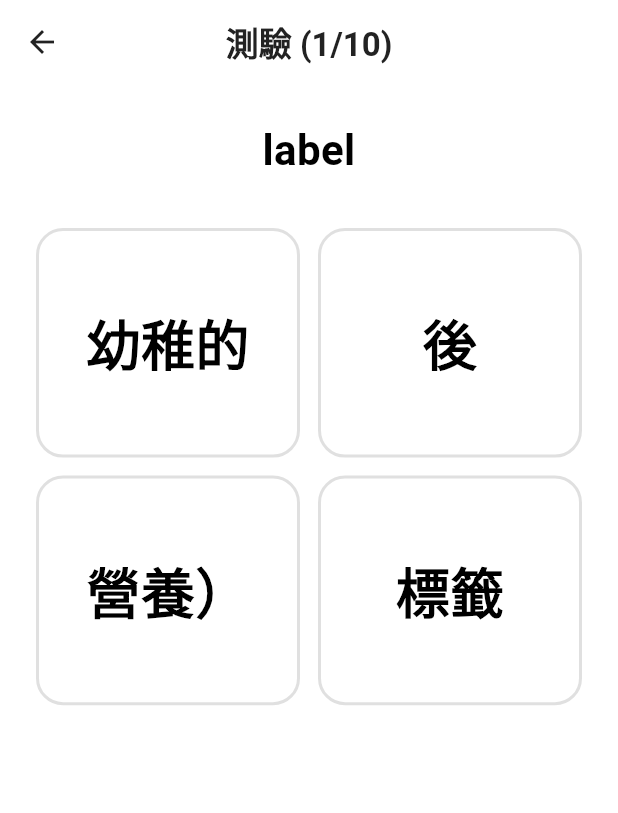
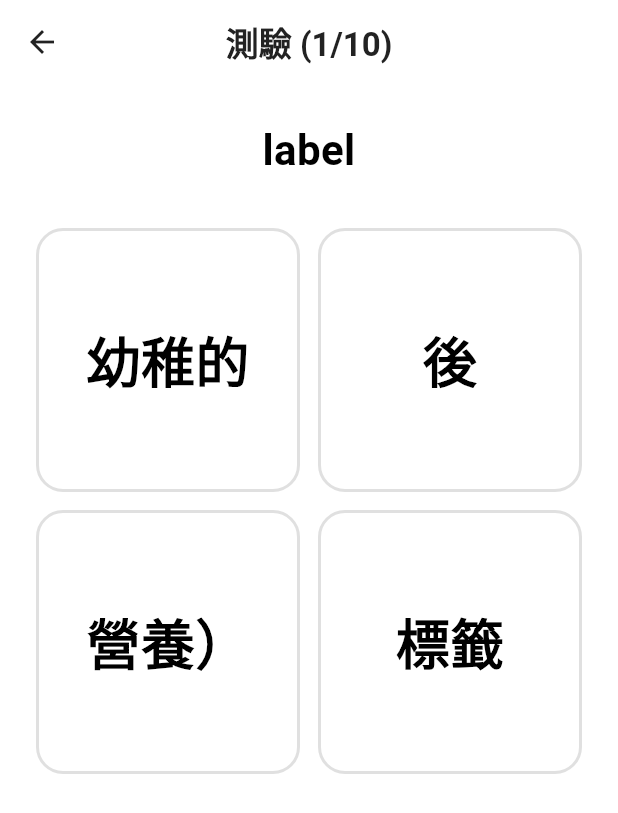
Before and after one commit to tadyzhen/englishapp, a Flutter app: the QuizPage screen opened directly with empty values, on a phone screen of 412 x 824 dp. Shown: the top 813 px of the screen. Run offline on Flutter 3.47's test engine with Material 3 defaults, Android fonts, the phone set to English and light mode, and no system bars; our stand-ins replace flutter_tts, shared_preferences; accounts and stored records are empty; Roboto replaces fonts that are missing (SF Pro Display).

Commit message:
測驗優化

```diff
--- a/lib/main.dart
+++ b/lib/main.dart
@@ -270,11 +270,10 @@ class _LevelSelectPageState extends State<LevelSelectPage> {
       body: Padding(
         padding: const EdgeInsets.symmetric(horizontal: 24, vertical: 32),
         child: Column(
+          crossAxisAlignment: CrossAxisAlignment.center,
           children: [
-            Row(
-              mainAxisAlignment: MainAxisAlignment.spaceEvenly,
-              children: [
-                Expanded(
+            SizedBox(
+              width: 300,
               child: ElevatedButton.icon(
                 icon: const Icon(Icons.quiz),
                 label: const Text('測驗'),
@@ -310,17 +309,11 @@ class _LevelSelectPageState extends State<LevelSelectPage> {
                   if (type != null) {
                     Navigator.push(
                       context,
-                          MaterialPageRoute(
-                            builder: (_) => QuizPage(type: type),
-                          ),
+                      MaterialPageRoute(builder: (_) => QuizPage(type: type)),
                     );
                   }
                 },
               ),
-                ),
-                const SizedBox(width: 24),
-                // 其他主功能按鈕可加在這裡
-              ],
             ),
             const SizedBox(height: 24),
             Expanded(
@@ -1120,13 +1113,37 @@ class _QuizPageState extends State<QuizPage> {
                       crossAxisCount: 2,
                       mainAxisSpacing: 12,
                       crossAxisSpacing: 12,
-                      childAspectRatio: 1.15,
+                      childAspectRatio: 1.0,
                       physics: const NeverScrollableScrollPhysics(),
                       padding: EdgeInsets.zero,
                       children: List.generate(4, (i) {
                         final opt = options[i];
                         final isCorrect = i == correctIdx;
                         final isSelected = selected == i;
+                        Color? cardColor = Theme.of(context).cardColor;
+                        Color? borderColor = Colors.grey[300];
+                        BoxShadow? boxShadow;
+
+                        if (answered) {
+                          if (isCorrect) {
+                            cardColor = Colors.green[300];
+                            borderColor = Colors.green;
+                            boxShadow = BoxShadow(
+                              color: Colors.green.withOpacity(0.2),
+                              blurRadius: 8,
+                              offset: const Offset(0, 4),
+                            );
+                          } else if (isSelected) {
+                            cardColor = Colors.red[300];
+                            borderColor = Colors.red;
+                            boxShadow = BoxShadow(
+                              color: Colors.red.withOpacity(0.2),
+                              blurRadius: 8,
+                              offset: const Offset(0, 4),
+                            );
+                          }
+                        }
+
                         return GestureDetector(
                           onTap: answered
                               ? null
@@ -1139,31 +1156,17 @@ class _QuizPageState extends State<QuizPage> {
                           child: AnimatedContainer(
                             duration: const Duration(milliseconds: 200),
                             decoration: BoxDecoration(
-                              color: isSelected
-                                  ? (isCorrect
-                                        ? Colors.green[300]
-                                        : Colors.red[300])
-                                  : Theme.of(context).cardColor,
+                              color: cardColor,
                               borderRadius: BorderRadius.circular(18),
-                              border: Border.all(
-                                color: isSelected
-                                    ? (isCorrect ? Colors.green : Colors.red)
-                                    : Colors.grey[300]!,
-                                width: 2,
-                              ),
-                              boxShadow: [
-                                if (isSelected)
-                                  BoxShadow(
-                                    color:
-                                        (isCorrect ? Colors.green : Colors.red)
-                                            .withOpacity(0.2),
-                                    blurRadius: 8,
-                                    offset: const Offset(0, 4),
-                                  ),
-                              ],
+                              border: Border.all(color: borderColor!, width: 2),
+                              boxShadow: boxShadow != null ? [boxShadow] : [],
                             ),
                             margin: EdgeInsets.zero,
                             padding: const EdgeInsets.all(8),
+                            child: Column(
+                              mainAxisAlignment: MainAxisAlignment.center,
+                              children: [
+                                Expanded(
                                   child: Center(
                                     child: FittedBox(
                                       fit: BoxFit.contain,
@@ -1185,40 +1188,31 @@ class _QuizPageState extends State<QuizPage> {
                                     ),
                                   ),
                                 ),
+                                if (answered) ...[
+                                  const SizedBox(height: 4),
+                                  Text(
+                                    widget.type == 'ch2en'
+                                        ? opt.chinese
+                                        : opt.english,
+                                    style: TextStyle(
+                                      fontSize: 18,
+                                      color: isSelected
+                                          ? Colors.black87
+                                          : Theme.of(
+                                              context,
+                                            ).textTheme.bodySmall?.color,
+                                    ),
+                                    textAlign: TextAlign.center,
+                                  ),
+                                ],
+                              ],
+                            ),
+                          ),
                         );
                       }),
                     ),
                   ),
                   const SizedBox(height: 16),
-                  if (answered)
-                    Padding(
-                      padding: const EdgeInsets.only(bottom: 8),
-                      child: Column(
-                        crossAxisAlignment: CrossAxisAlignment.start,
-                        children: [
-                          const Divider(),
-                          const Text(
-                            '選項解釋：',
-                            style: TextStyle(
-                              fontSize: 14,
-                              fontWeight: FontWeight.bold,
-                            ),
-                          ),
-                          ...options.map(
-                            (w) => Padding(
-                              padding: const EdgeInsets.symmetric(vertical: 1),
-                              child: Text(
-                                '${w.english}  -  ${w.chinese}',
-                                style: const TextStyle(
-                                  fontSize: 14,
-                                  height: 1.2,
-                                ),
-                              ),
-                            ),
-                          ),
-                        ],
-                      ),
-                    ),
                 ],
               ),
             ),
```
Lines whose indentation alone changed are shown as unchanged.
